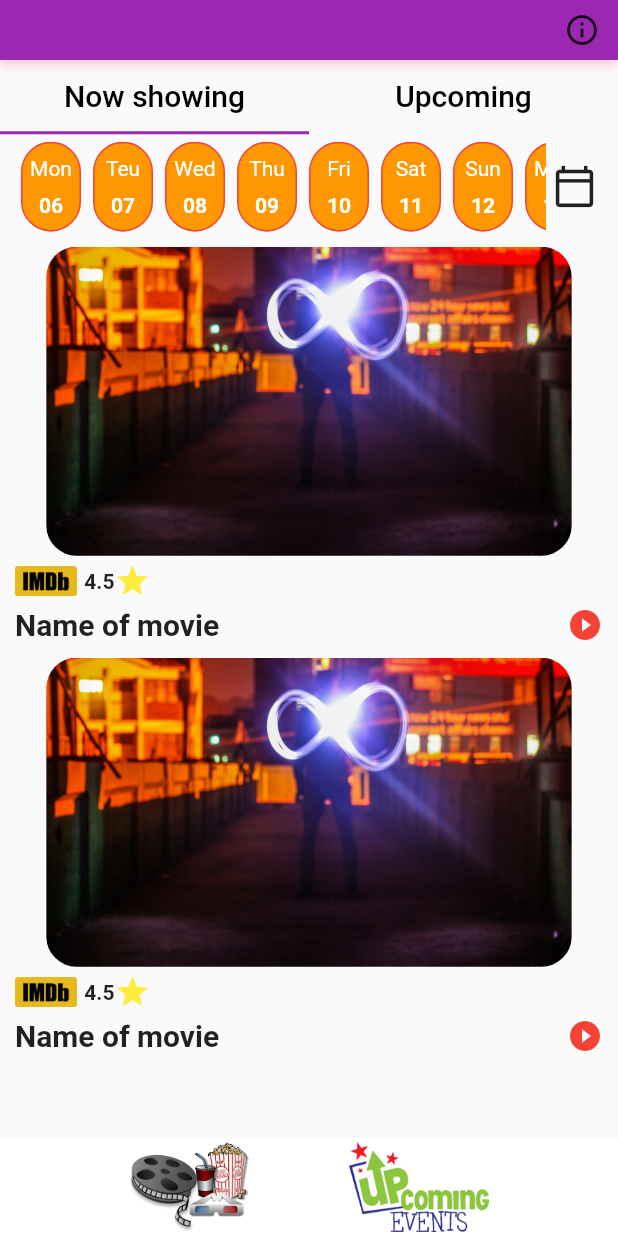
After one commit to DavidMilai/Nairobi-Social-Life, a Flutter app: the screen it shows after launch, on a phone screen of 412 x 824 dp. The commit adds this screen. Run offline on Flutter 3.47's test engine with Material 2 defaults, Android fonts, the phone set to English and light mode, and no system bars; our stand-ins replace hive, hive_flutter; accounts and stored records are empty.

Commit message:
now showing tab and upcoming tab

```diff
--- a/lib/screens/home_screen.dart
+++ b/lib/screens/home_screen.dart
@@ -33,7 +33,7 @@
                       onPressed: () {
                         Navigator.pushNamed(context, RouteConfig.aboutApp);
                       },
-                      icon: Icon(Icons.share_outlined))
+                      icon: Icon(Icons.info_outline))
                 ],
               ),
             ),
@@ -42,15 +42,12 @@
         ),
         bottomNavigationBar: Container(
           height: 65,
-          padding: EdgeInsets.only(
-            left: 20,
-            right: 20,
-          ),
+          padding: EdgeInsets.only(left: 20, right: 20),
           decoration: BoxDecoration(color: Colors.white, boxShadow: [
             BoxShadow(
               offset: Offset(0, -8),
               blurRadius: 35,
-              color: Colors.pinkAccent.withOpacity(0.2),
+              color: Colors.pinkAccent.withOpacity(0.02),
             ),
           ]),
           child: Row(
--- /dev/null
+++ b/lib/tabs/movie_sub_tab.dart
@@ -0,0 +1,82 @@
+import 'package:flutter/material.dart';
+import 'package:nairobi_social_life/widgets/day_selector.dart';
+import 'package:nairobi_social_life/widgets/movie_cart.dart';
+
+import '../config.dart';
+
+class MovieSubTab extends StatelessWidget {
+  const MovieSubTab({
+    Key key,
+    @required this.size,
+  }) : super(key: key);
+
+  final Size size;
+
+  @override
+  Widget build(BuildContext context) {
+    return ListView(
+      children: [
+        SizedBox(height: 5),
+        Padding(
+          padding: EdgeInsets.symmetric(horizontal: kMyPadding / 2),
+          child: Row(
+            children: [
+              Expanded(
+                child: SingleChildScrollView(
+                  scrollDirection: Axis.horizontal,
+                  child: Row(
+                    children: [
+                      DaySelector(
+                        weekDay: 'Mon',
+                        day: '06',
+                      ),
+                      DaySelector(
+                        weekDay: 'Teu',
+                        day: '07',
+                      ),
+                      DaySelector(
+                        weekDay: 'Wed',
+                        day: '08',
+                      ),
+                      DaySelector(
+                        weekDay: 'Thu',
+                        day: '09',
+                      ),
+                      DaySelector(
+                        weekDay: 'Fri',
+                        day: '10',
+                      ),
+                      DaySelector(
+                        weekDay: 'Sat',
+                        day: '11',
+                      ),
+                      DaySelector(
+                        weekDay: 'Sun',
+                        day: '12',
+                      ),
+                      DaySelector(
+                        weekDay: 'Mon',
+                        day: '13',
+                      ),
+                    ],
+                  ),
+                ),
+              ),
+              Padding(
+                padding: EdgeInsets.all(kMyPadding / 5),
+                child: Icon(
+                  Icons.calendar_today_outlined,
+                  size: 30,
+                ),
+              )
+            ],
+          ),
+        ),
+        SizedBox(height: 10),
+        MovieCard(size: size),
+        SizedBox(height: 10),
+        MovieCard(size: size)
+      ],
+    );
+  }
+}
--- /dev/null
+++ b/lib/widgets/movie_cart.dart
@@ -0,0 +1,68 @@
+import 'package:flutter/material.dart';
+
+import '../config.dart';
+
+class MovieCard extends StatelessWidget {
+  const MovieCard({
+    Key key,
+    @required this.size,
+  }) : super(key: key);
+
+  final Size size;
+
+  @override
+  Widget build(BuildContext context) {
+    return Container(
+      padding: EdgeInsets.symmetric(horizontal: kMyPadding / 2),
+      child: Column(
+        children: [
+          ClipRRect(
+            borderRadius: BorderRadius.all(Radius.circular(kMyPadding)),
+            child: Image.asset(
+              'images/background.JPG',
+              width: size.width * 0.85,
+              height: size.height * 0.25,
+              fit: BoxFit.cover,
+            ),
+          ),
+          SizedBox(height: 5),
+          Row(
+            children: [
+              Image.asset(
+                'images/imdb.png',
+                width: size.width * 0.1,
+                fit: BoxFit.fitWidth,
+              ),
+              SizedBox(width: 5),
+              Text(
+                '4.5',
+                style: TextStyle(fontWeight: FontWeight.bold),
+              ),
+              Icon(
+                Icons.star,
+                color: Colors.yellow,
+              )
+            ],
+          ),
+          SizedBox(height: 5),
+          Row(
+            children: [
+              Text(
+                'Name of movie',
+                style: TextStyle(
+                  fontWeight: FontWeight.bold,
+                  fontSize: 20,
+                ),
+              ),
+              Spacer(),
+              Icon(
+                Icons.play_circle_fill,
+                color: Colors.red,
+              )
+            ],
+          )
+        ],
+      ),
+    );
+  }
+}
```
Also changed, not shown: lib/tabs/movies_tab.dart (+4 -137 lines).
